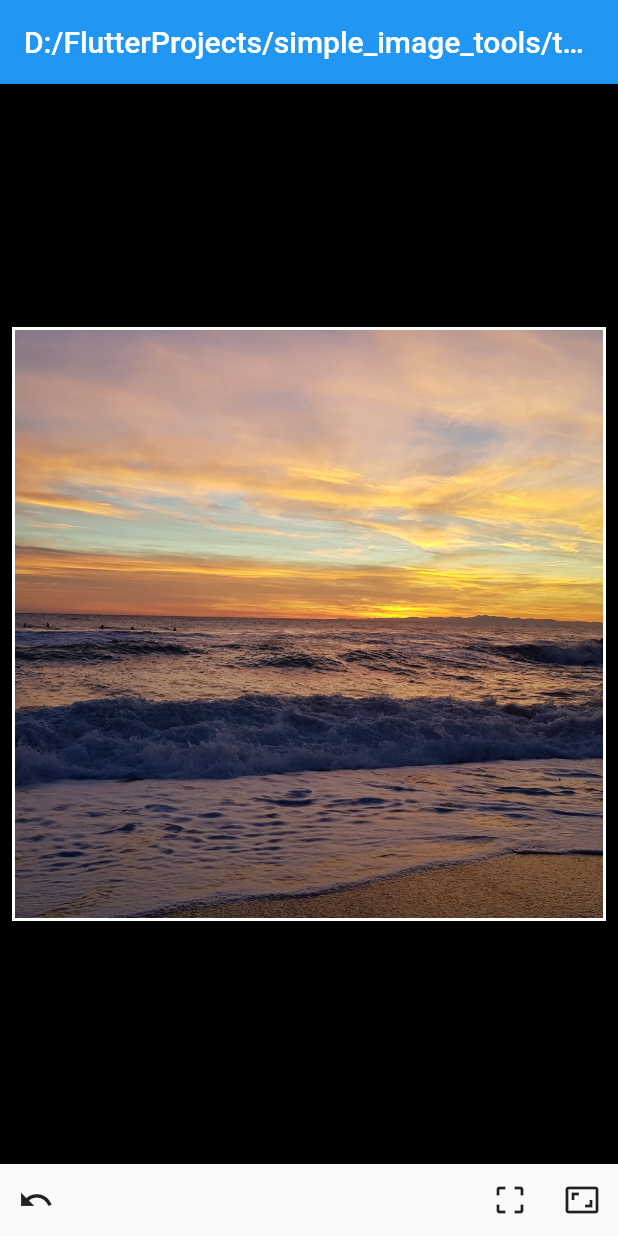
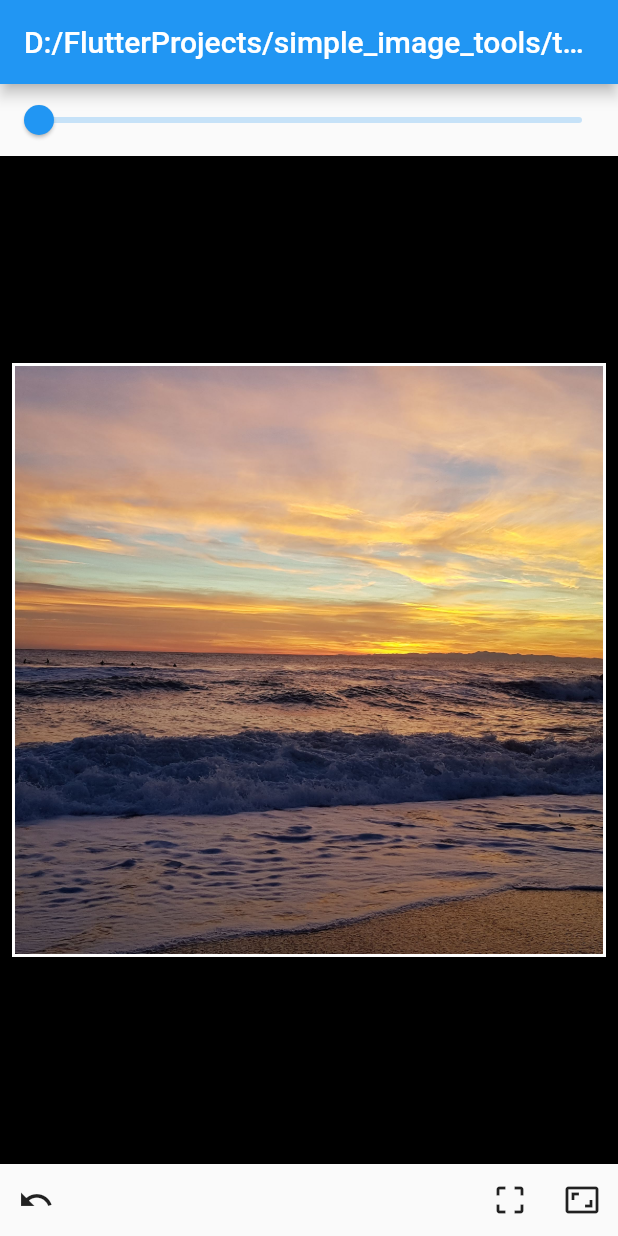
Before and after one commit to larsaars/simple_image_tools_flutter, a Flutter app: the screen it shows after launch, on a phone screen of 412 x 824 dp. Run offline on Flutter 3.47's test engine with Material 2 defaults, Android fonts, the light colour scheme and no system bars.

Commit message:
fix some more errors

```diff
--- a/lib/main.dart
+++ b/lib/main.dart
@@ -1,4 +1,5 @@
 import 'dart:io';
+import 'dart:math';
 
 import 'package:flutter/material.dart';
 import 'package:simple_image_tools/strings.dart';
@@ -36,7 +37,7 @@ class MyHomePage extends StatefulWidget {
 
 class _MyHomePageState extends State<MyHomePage> {
   final controller = CropController();
-  double _rotation = 0;
+  double _rotation = 0, _scale = 1;
   BoxShape shape = BoxShape.rectangle;
 
   @override
@@ -61,6 +62,28 @@ class _MyHomePageState extends State<MyHomePage> {
         // in the middle of the parent.
         child: Column(
           children: <Widget>[
+            Row(
+              children: [
+                Expanded(
+                  child: SliderTheme(
+                    data: Theme.of(context).sliderTheme,
+                    child: Slider(
+                      divisions: 100,
+                      value: min(_scale, 11),
+                      min: 1,
+                      max: 11,
+                      label: '$_scale',
+                      onChanged: (n) {
+                        setState(() {
+                          _scale = n.toDouble();
+                          controller.scale = _rotation;
+                        });
+                      },
+                    ),
+                  ),
+                ),
+              ],
+            ),
             Expanded(
               child: Container(
                 color: Colors.black,
@@ -99,6 +122,7 @@ class _MyHomePageState extends State<MyHomePage> {
                     controller.scale = 1;
                     controller.offset = Offset.zero;
                     setState(() {
+                      _scale = 1;
                       _rotation = 0;
                     });
                   },
```
